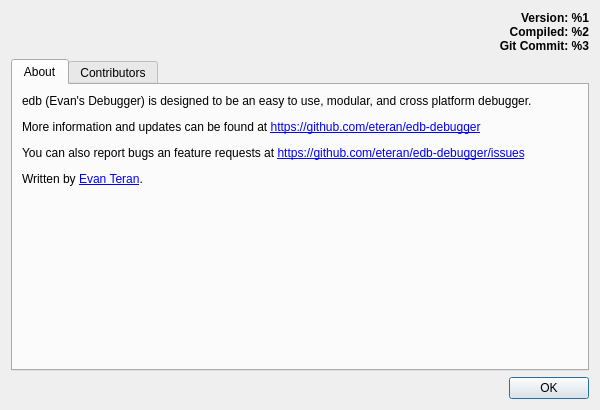
This is src/DialogAbout.ui in eteran/edb-debugger as Qt 5 draws it before an edit. The edited form follows.
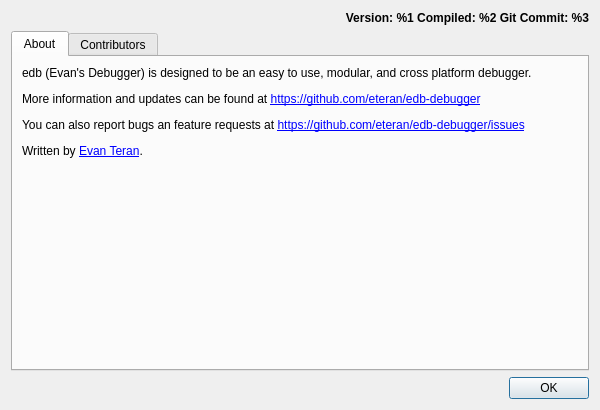
This is the edited form. Icons and pictures are not drawn.

Commit message: made the git branch in the about dialog a link the commit in github

```diff
--- a/src/DialogAbout.ui
+++ b/src/DialogAbout.ui
@@ -39,6 +39,9 @@
 Compiled: %2
 Git Commit: %3</string>
        </property>
+       <property name="textFormat">
+        <enum>Qt::RichText</enum>
+       </property>
        <property name="alignment">
         <set>Qt::AlignRight|Qt::AlignTop|Qt::AlignTrailing</set>
        </property>
```
Left out of the diff: 3 changed lines with no effect on the pictures. The commit also changes 1 other file.
